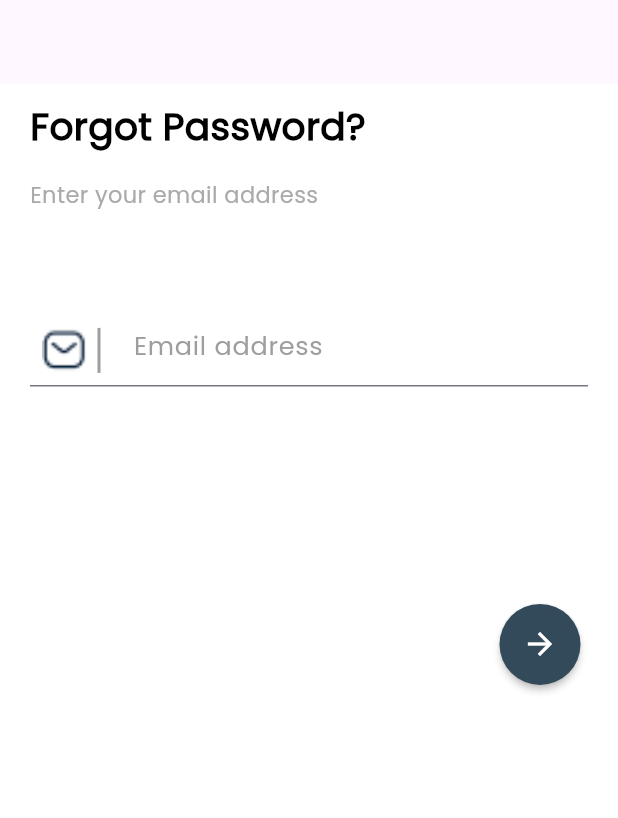
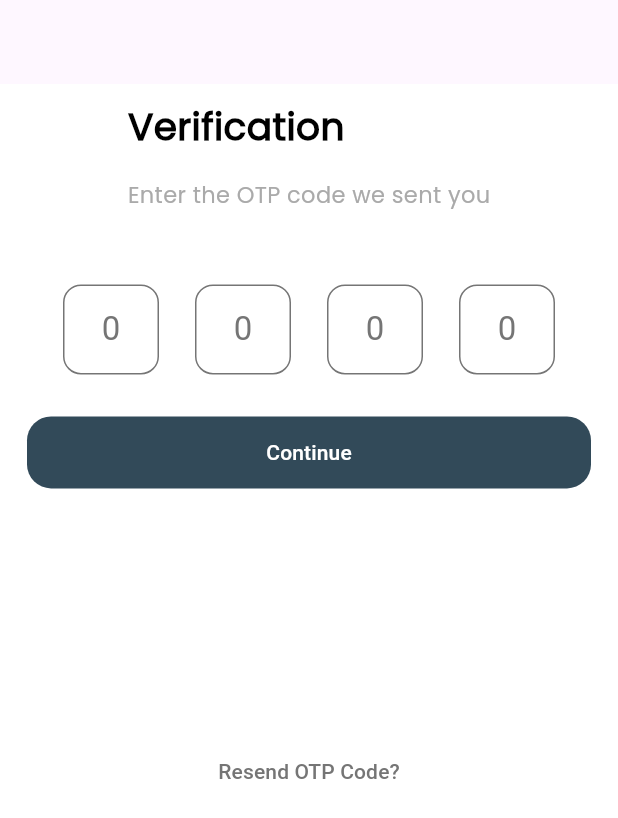
Before and after one commit to AAhmedTarekElshamy/magic_coffee, a Flutter app: the screen it shows after launch, on a phone screen of 412 x 824 dp. Shown: the top 818 px of the screen. Run offline on Flutter 3.47's test engine with Material 3 defaults, Android fonts, the phone set to English and light mode, and no system bars; our stand-ins replace flutter_svg.

Commit message:
VerificationView ui done✅

```diff
--- /dev/null
+++ b/lib/features/auth/presentation/views/verification_view.dart
@@ -0,0 +1,14 @@
+import 'package:flutter/material.dart';
+import 'package:magic_coffee/features/auth/presentation/views/widgets/verification_view_body.dart';
+class VerificationView extends StatelessWidget {
+  const VerificationView({super.key});
+
+  @override
+  Widget build(BuildContext context) {
+    return Scaffold(
+      backgroundColor: Colors.white,
+      appBar: AppBar(),
+      body:const  VerificationViewBody() ,
+    );
+  }
+}
--- /dev/null
+++ b/lib/features/auth/presentation/views/widgets/otp_verification.dart
@@ -0,0 +1,152 @@
+import 'package:flutter/material.dart';
+import 'package:flutter/services.dart';
+
+class OtpForm extends StatelessWidget {
+  const OtpForm({super.key});
+
+  @override
+  Widget build(BuildContext context) {
+    return Form(
+      child: Column(
+        children: [
+          Row(
+            mainAxisAlignment: MainAxisAlignment.spaceEvenly,
+            children: [
+              SizedBox(
+                height: 64,
+                width: 64,
+                child: TextFormField(
+                  onSaved: (pin) {},
+                  onChanged: (pin) {
+                    if (pin.isNotEmpty) {
+                      FocusScope.of(context).nextFocus();
+                    }
+                  },
+                  textInputAction: TextInputAction.next,
+                  keyboardType: TextInputType.number,
+                  inputFormatters: [
+                    LengthLimitingTextInputFormatter(1),
+                    FilteringTextInputFormatter.digitsOnly,
+                  ],
+                  style: Theme.of(context).textTheme.titleLarge,
+                  textAlign: TextAlign.center,
+                  decoration: InputDecoration(
+                      hintText: "0",
+                      hintStyle: const TextStyle(color: Color(0xFF757575)),
+                      border: authOutlineInputBorder,
+                      enabledBorder: authOutlineInputBorder,
+                      focusedBorder: authOutlineInputBorder.copyWith(
+                          borderSide:
+                              const BorderSide(color: Color(0xFFFF7643)))),
+                ),
+              ),
+              SizedBox(
+                height: 64,
+                width: 64,
+                child: TextFormField(
+                  onSaved: (pin) {},
+                  onChanged: (pin) {
+                    if (pin.isNotEmpty) {
+                      FocusScope.of(context).nextFocus();
+                    }
+                  },
+                  textInputAction: TextInputAction.next,
+                  keyboardType: TextInputType.number,
+                  inputFormatters: [
+                    LengthLimitingTextInputFormatter(1),
+                    FilteringTextInputFormatter.digitsOnly,
+                  ],
+                  style: Theme.of(context).textTheme.titleLarge,
+                  textAlign: TextAlign.center,
+                  decoration: InputDecoration(
+                      hintText: "0",
+                      hintStyle: const TextStyle(color: Color(0xFF757575)),
+                      border: authOutlineInputBorder,
+                      enabledBorder: authOutlineInputBorder,
+                      focusedBorder: authOutlineInputBorder.copyWith(
+                          borderSide:
+                              const BorderSide(color: Color(0xFFFF7643)))),
+                ),
+              ),
+              SizedBox(
+                height: 64,
+                width: 64,
+                child: TextFormField(
+                  onSaved: (pin) {},
+                  onChanged: (pin) {
+                    if (pin.isNotEmpty) {
+                      FocusScope.of(context).nextFocus();
+                    }
+                  },
+                  textInputAction: TextInputAction.next,
+                  keyboardType: TextInputType.number,
+                  inputFormatters: [
+                    LengthLimitingTextInputFormatter(1),
+                    FilteringTextInputFormatter.digitsOnly,
+                  ],
+                  style: Theme.of(context).textTheme.titleLarge,
+                  textAlign: TextAlign.center,
+                  decoration: InputDecoration(
+                      hintText: "0",
+                      hintStyle: const TextStyle(color: Color(0xFF757575)),
+                      border: authOutlineInputBorder,
+                      enabledBorder: authOutlineInputBorder,
+                      focusedBorder: authOutlineInputBorder.copyWith(
+                          borderSide:
+                              const BorderSide(color: Color(0xFFFF7643)))),
+                ),
+              ),
+              SizedBox(
+                height: 64,
+                width: 64,
+                child: TextFormField(
+                  onSaved: (pin) {},
+                  onChanged: (pin) {
+                    if (pin.isNotEmpty) {
+                      FocusScope.of(context).nextFocus();
+                    }
+                  },
+                  textInputAction: TextInputAction.next,
+                  keyboardType: TextInputType.number,
+                  inputFormatters: [
+                    LengthLimitingTextInputFormatter(1),
+                    FilteringTextInputFormatter.digitsOnly,
+                  ],
+                  style: Theme.of(context).textTheme.titleLarge,
+                  textAlign: TextAlign.center,
+                  decoration: InputDecoration(
+                      hintText: "0",
+                      hintStyle: const TextStyle(color: Color(0xFF757575)),
+                      border: authOutlineInputBorder,
+                      enabledBorder: authOutlineInputBorder,
+                      focusedBorder: authOutlineInputBorder.copyWith(
+                          borderSide:
+                              const BorderSide(color: Color(0xFFFF7643)))),
+                ),
+              ),
+            ],
+          ),
+          const SizedBox(height: 24),
+          ElevatedButton(
+            onPressed: () {},
+            style: ElevatedButton.styleFrom(
+              elevation: 0,
+              backgroundColor: const Color(0xFF324A59),
+              foregroundColor: Colors.white,
+              minimumSize: const Size(double.infinity, 48),
+              shape: const RoundedRectangleBorder(
+                borderRadius: BorderRadius.all(Radius.circular(16)),
+              ),
+            ),
+            child: const Text("Continue"),
+          )
+        ],
+      ),
+    );
+  }
+}
+
+const authOutlineInputBorder = OutlineInputBorder(
+  borderSide: BorderSide(color: Color(0xFF757575)),
+  borderRadius: BorderRadius.all(Radius.circular(12)),
+);
--- /dev/null
+++ b/lib/features/auth/presentation/views/widgets/verification_view_body.dart
@@ -0,0 +1,33 @@
+import 'package:flutter/material.dart';
+
+import '../../../../../core/widgets/screen_upper.dart';
+import 'otp_verification.dart';
+class VerificationViewBody extends StatefulWidget {
+  const VerificationViewBody({super.key});
+
+  @override
+  State<VerificationViewBody> createState() => _VerificationViewBodyState();
+}
+
+class _VerificationViewBodyState extends State<VerificationViewBody> {
+  @override
+  Widget build(BuildContext context) {
+    return   Padding(
+      padding: const EdgeInsets.symmetric(horizontal: 18.0,vertical: 10),
+      child: Column(
+        children: [
+          const ScreenUpper(title: 'Verification',subTitle: 'Enter the OTP code we sent you',),
+          const OtpForm(),
+          SizedBox(height: MediaQuery.of(context).size.height * 0.2),
+          TextButton(
+            onPressed: () {},
+            child: const Text(
+              "Resend OTP Code?",
+              style: TextStyle(color: Color(0xFF757575)),
+            ),
+          ),
+        ],
+      ),
+    );
+  }
+}
--- a/lib/main.dart
+++ b/lib/main.dart
@@ -3,6 +3,7 @@ import 'package:flutter/material.dart';
 import 'features/auth/presentation/views/forgot_password_view.dart';
 import 'features/auth/presentation/views/signUp_view.dart';
 import 'features/auth/presentation/views/signin_view.dart';
+import 'features/auth/presentation/views/verification_view.dart';
 import 'features/welcome/presentation/views/welcome_view.dart';
 
 void main() {
@@ -23,7 +24,7 @@ class MyApp extends StatelessWidget {
         colorScheme: ColorScheme.fromSeed(seedColor: Colors.deepPurple),
         useMaterial3: true,
       ),
-      home: const ForgotPasswordView(),
+      home: const VerificationView(),
     );
   }
 }
```
